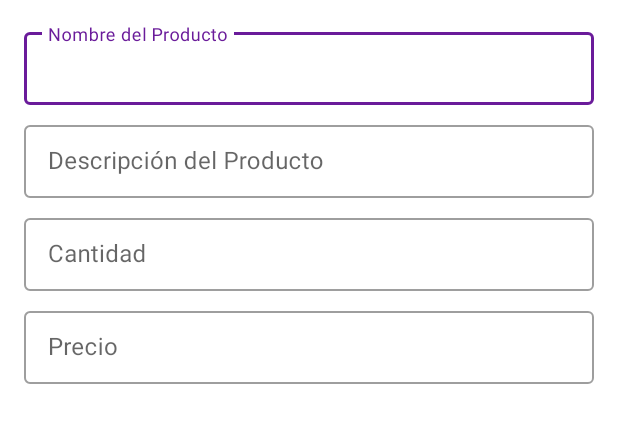
After one commit to YamiLaxus/pocketAdminAndroidNative, an Android app: the layout fragment_dialog_add.xml on its own in the app's theme, with its tools: preview values and no code run, on a phone screen of 412 x 824 dp. The commit adds this screen. Shown: the top 423 px of the screen. Run offline under Robolectric (Android 15) with nearby library versions, the phone set to English and light mode, and no system bars.

Commit message:
Fragment Dialog Add vis 40

```diff
--- a/app/build.gradle
+++ b/app/build.gradle
@@ -52,6 +52,9 @@ dependencies {
     // Import the BoM for the Firebase platform
     implementation platform('com.google.firebase:firebase-bom:26.8.0')
 
+    // Declare the dependency for the Cloud Firestore library
+    implementation 'com.google.firebase:firebase-firestore-ktx'
+
     testImplementation 'junit:junit:4.+'
     androidTestImplementation 'androidx.test.ext:junit:1.1.3'
     androidTestImplementation 'androidx.test.espresso:espresso-core:3.4.0'
--- a/app/src/main/java/com/phonedev/pocketadmin/MainActivity.kt
+++ b/app/src/main/java/com/phonedev/pocketadmin/MainActivity.kt
@@ -12,6 +12,7 @@ import com.firebase.ui.auth.AuthUI
 import com.firebase.ui.auth.ErrorCodes
 import com.firebase.ui.auth.IdpResponse
 import com.google.firebase.auth.FirebaseAuth
+import com.google.firebase.firestore.FirebaseFirestore
 import com.phonedev.pocketadmin.databinding.ActivityMainBinding
 
 class MainActivity : AppCompatActivity(), onProductListenner {
@@ -59,6 +60,7 @@ class MainActivity : AppCompatActivity(), onProductListenner {
 
         configAuth()
         configRecyclerView()
+        configFirestore()
     }
 
     private fun configAuth() {
@@ -106,13 +108,13 @@ class MainActivity : AppCompatActivity(), onProductListenner {
             adapter = this@MainActivity.adapter
         }
 
-        (1..20).forEach {
+        /*(1..20).forEach {
             val product = Product(
                 it.toString(), "Producto $it", "Este producto es el $it",
                 "", it, it * 1.1
             )
             adapter.add(product)
-        }
+        }*/
     }
 
     override fun onCreateOptionsMenu(menu: Menu?): Boolean {
@@ -140,11 +142,26 @@ class MainActivity : AppCompatActivity(), onProductListenner {
         return super.onOptionsItemSelected(item)
     }
 
+    private fun configFirestore(){
+        val db = FirebaseFirestore.getInstance()
+
+        db.collection("products")
+            .get().addOnSuccessListener { snapshots ->
+                for (document in snapshots){
+                    val product = document.toObject(Product::class.java)
+                    adapter.add(product)
+                }
+            }
+            .addOnFailureListener {
+                Toast.makeText(this, "Error al consultar datos", Toast.LENGTH_SHORT).show()
+            }
+    }
+
     override fun onClick(product: Product) {
-        TODO("Not yet implemented")
+
     }
 
     override fun onLongClick(product: Product) {
-        TODO("Not yet implemented")
+
     }
 }
--- a/app/src/main/java/com/phonedev/pocketadmin/Product.kt
+++ b/app/src/main/java/com/phonedev/pocketadmin/Product.kt
@@ -1,9 +1,9 @@
 package com.phonedev.pocketadmin
 
-data class Product(var id:String?,
-                   var name:String?,
-                   var description:String?,
-                   var imgUrl:String?,
+data class Product(var id:String? = null,
+                   var name:String? = null,
+                   var description:String? = null,
+                   var imgUrl:String? = null,
                    var quantity:Int = 0,
                    var price:Double = 0.0){
     override fun equals(other: Any?): Boolean {
--- /dev/null
+++ b/app/src/main/res/layout/fragment_dialog_add.xml
@@ -0,0 +1,89 @@
+<?xml version="1.0" encoding="utf-8"?>
+<androidx.constraintlayout.widget.ConstraintLayout xmlns:android="http://schemas.android.com/apk/res/android"
+    android:layout_width="match_parent"
+    android:layout_height="match_parent"
+    xmlns:app="http://schemas.android.com/apk/res-auto"
+    android:padding="16dp">
+
+    <com.google.android.material.textfield.TextInputLayout
+        android:id="@+id/tilName"
+        android:layout_width="match_parent"
+        android:layout_height="wrap_content"
+        android:hint="Nombre del Producto"
+        app:layout_constraintStart_toStartOf="parent"
+        app:layout_constraintEnd_toEndOf="parent"
+        app:layout_constraintTop_toTopOf="parent"
+        style="@style/Widget.MaterialComponents.TextInputLayout.OutlinedBox.Dense">
+        <com.google.android.material.textfield.TextInputEditText
+            android:id="@+id/etName"
+            android:layout_width="match_parent"
+            android:layout_height="wrap_content"
+            android:inputType="textNoSuggestions"/>
+
+    </com.google.android.material.textfield.TextInputLayout>
+
+    <com.google.android.material.textfield.TextInputLayout
+        android:id="@+id/tilDescription"
+        android:layout_width="match_parent"
+        android:layout_height="wrap_content"
+        android:layout_marginTop="8dp"
+        android:hint="Descripción del Producto"
+        app:layout_constraintStart_toStartOf="parent"
+        app:layout_constraintEnd_toEndOf="parent"
+        app:layout_constraintTop_toBottomOf="@id/tilName"
+        style="@style/Widget.MaterialComponents.TextInputLayout.OutlinedBox.Dense">
+        <com.google.android.material.textfield.TextInputEditText
+            android:id="@+id/etDesciption"
+            android:layout_width="match_parent"
+            android:layout_height="wrap_content"
+            android:inputType="textNoSuggestions|textMultiLine"/>
+    </com.google.android.material.textfield.TextInputLayout>
+
+    <androidx.constraintlayout.widget.Guideline
+        android:id="@+id/guideline"
+        android:layout_width="wrap_content"
+        android:layout_height="wrap_content"
+        android:orientation="vertical"
+        android:visibility="gone"
+        app:layout_constraintGuide_percent="8.5" />
+
+    <com.google.android.material.textfield.TextInputLayout
+        android:id="@+id/tilCantidad"
+        android:layout_width="match_parent"
+        android:layout_height="wrap_content"
+        android:layout_marginTop="8dp"
+        android:hint="Cantidad"
+        app:layout_constraintStart_toStartOf="parent"
+        app:layout_constraintEnd_toEndOf="@id/guideline"
+        app:layout_constraintTop_toBottomOf="@id/tilDescription"
+        style="@style/Widget.MaterialComponents.TextInputLayout.OutlinedBox.Dense">
+
+        <com.google.android.material.textfield.TextInputEditText
+            android:id="@+id/etCantidad"
+            android:layout_width="match_parent"
+            android:layout_height="wrap_content"
+            android:inputType="number"/>
+
+    </com.google.android.material.textfield.TextInputLayout>
+
+    <com.google.android.material.textfield.TextInputLayout
+        android:id="@+id/tilPrice"
+        android:layout_width="match_parent"
+        android:layout_height="wrap_content"
+        android:layout_marginTop="8dp"
+        android:hint="Precio"
+        app:prefixText="Q."
+        app:layout_constraintStart_toStartOf="parent"
+        app:layout_constraintEnd_toEndOf="parent"
+        app:layout_constraintTop_toBottomOf="@id/tilCantidad"
+        style="@style/Widget.MaterialComponents.TextInputLayout.OutlinedBox.Dense">
+
+        <com.google.android.material.textfield.TextInputEditText
+            android:id="@+id/etPrice"
+            android:layout_width="match_parent"
+            android:layout_height="wrap_content"
+            android:inputType="numberDecimal"/>
+
+    </com.google.android.material.textfield.TextInputLayout>
+
+</androidx.constraintlayout.widget.ConstraintLayout>
```
